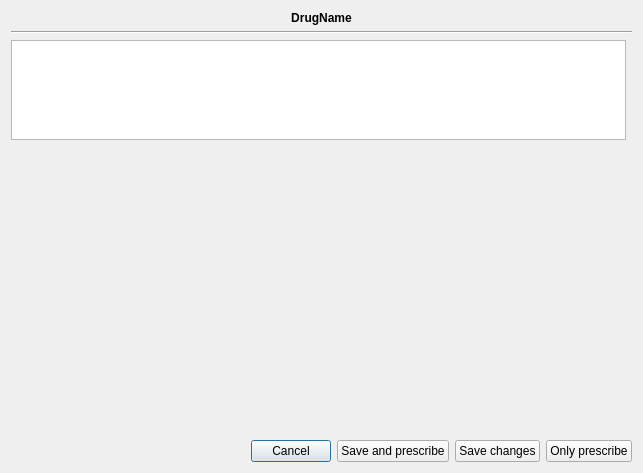
This is plugins/formwidgets/mfDrugsWidget/drugswidget/mfDosageCreatorDialog.ui in FreeHealth/freehealth as Qt 5 draws it before an edit. The edited form follows.
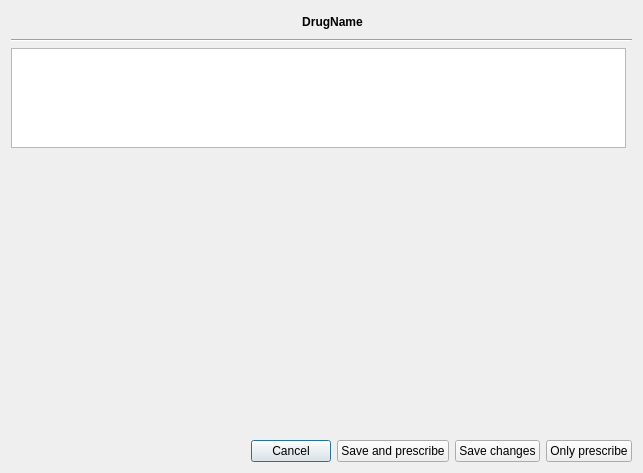
This is the edited form. Custom widgets are drawn as their Qt base class.

Commit message: near 0.0.8 stable; some bugs corrections; new drugs database tests

Diff of the .ui file:
```diff
--- a/plugins/formwidgets/mfDrugsWidget/drugswidget/mfDosageCreatorDialog.ui
+++ b/plugins/formwidgets/mfDrugsWidget/drugswidget/mfDosageCreatorDialog.ui
@@ -14,45 +14,14 @@
    <string>Dialog</string>
   </property>
   <layout class="QGridLayout" name="gridLayout">
-   <item row="0" column="0" colspan="2">
-    <widget class="QLabel" name="drugNameLabel">
-     <property name="sizePolicy">
-      <sizepolicy hsizetype="Expanding" vsizetype="Fixed">
-       <horstretch>0</horstretch>
-       <verstretch>0</verstretch>
-      </sizepolicy>
-     </property>
-     <property name="maximumSize">
-      <size>
-       <width>16777215</width>
-       <height>16777215</height>
-      </size>
-     </property>
-     <property name="font">
-      <font>
-       <weight>75</weight>
-       <bold>true</bold>
-      </font>
-     </property>
-     <property name="text">
-      <string>DrugName</string>
-     </property>
-     <property name="alignment">
-      <set>Qt::AlignCenter</set>
-     </property>
-     <property name="wordWrap">
-      <bool>true</bool>
-     </property>
-    </widget>
-   </item>
-   <item row="1" column="0" colspan="2">
+   <item row="3" column="0" colspan="2">
     <widget class="Line" name="line">
      <property name="orientation">
       <enum>Qt::Horizontal</enum>
      </property>
     </widget>
    </item>
-   <item row="5" column="0" colspan="2">
+   <item row="7" column="0" colspan="2">
     <layout class="QHBoxLayout" name="horizontalLayout_7">
      <item>
       <spacer name="horizontalSpacer">
@@ -109,7 +78,7 @@
      </item>
     </layout>
    </item>
-   <item row="3" column="0" rowspan="2" colspan="2">
+   <item row="5" column="0" rowspan="2" colspan="2">
     <widget class="mfDosageViewer" name="dosageViewer" native="true">
      <property name="sizePolicy">
       <sizepolicy hsizetype="Expanding" vsizetype="Expanding">
@@ -119,7 +88,7 @@
      </property>
     </widget>
    </item>
-   <item row="2" column="0">
+   <item row="4" column="0">
     <widget class="tkListView" name="availableDosagesListView">
      <property name="maximumSize">
       <size>
@@ -129,6 +98,60 @@
      </property>
     </widget>
    </item>
+   <item row="0" column="0">
+    <layout class="QHBoxLayout" name="horizontalLayout">
+     <item>
+      <widget class="QLabel" name="interactionIconLabel">
+       <property name="minimumSize">
+        <size>
+         <width>22</width>
+         <height>22</height>
+        </size>
+       </property>
+       <property name="maximumSize">
+        <size>
+         <width>22</width>
+         <height>22</height>
+        </size>
+       </property>
+       <property name="text">
+        <string/>
+       </property>
+      </widget>
+     </item>
+     <item>
+      <widget class="QLabel" name="drugNameLabel">
+       <property name="sizePolicy">
+        <sizepolicy hsizetype="Expanding" vsizetype="Fixed">
+         <horstretch>0</horstretch>
+         <verstretch>0</verstretch>
+        </sizepolicy>
+       </property>
+       <property name="maximumSize">
+        <size>
+         <width>16777215</width>
+         <height>16777215</height>
+        </size>
+       </property>
+       <property name="font">
+        <font>
+         <weight>75</weight>
+         <bold>true</bold>
+        </font>
+       </property>
+       <property name="text">
+        <string>DrugName</string>
+       </property>
+       <property name="alignment">
+        <set>Qt::AlignCenter</set>
+       </property>
+       <property name="wordWrap">
+        <bool>true</bool>
+       </property>
+      </widget>
+     </item>
+    </layout>
+   </item>
   </layout>
  </widget>
  <customwidgets>
```
The commit also changes 19 other files.
